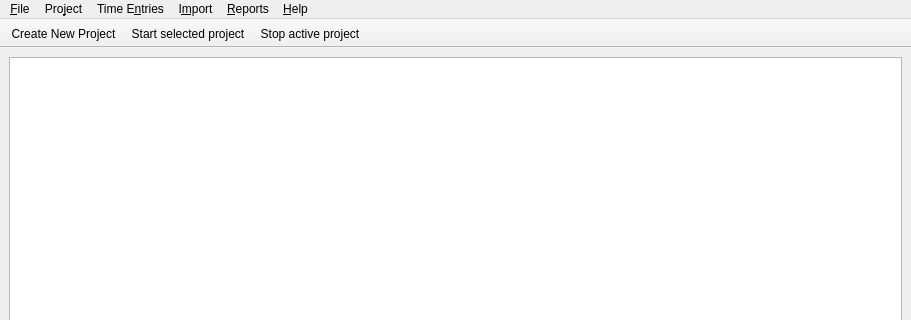
First picture: the form in source/main_window.ui, repository jansorg/tom-ui, before the edit; both pictures show x 0 to 911 and y 0 to 320 of the 911 by 772 pixel window.
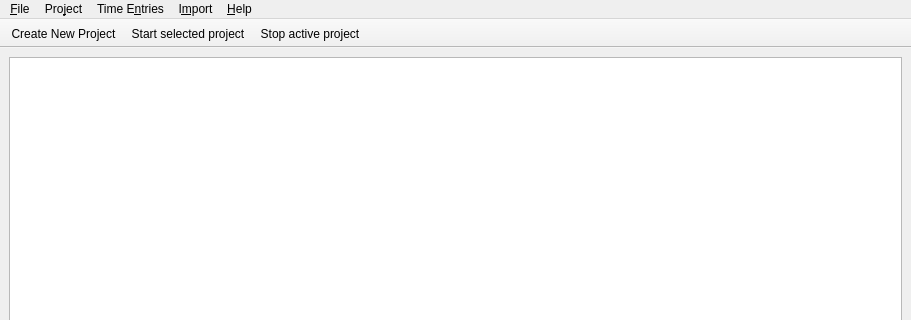
Second picture: the form after the edit. Icons and pictures are not drawn. Custom widgets are drawn as their Qt base class.

Commit message: remove menu reports for now

Diff of the .ui file:
```diff
--- a/source/main_window.ui
+++ b/source/main_window.ui
@@ -158,17 +158,10 @@
     </property>
     <addaction name="actionTimeEntryRemove"/>
    </widget>
-   <widget class="QMenu" name="menuReports">
-    <property name="title">
-     <string>&amp;Reports</string>
-    </property>
-    <addaction name="actionReportCreate"/>
-   </widget>
    <addaction name="menuFile"/>
    <addaction name="menuProject"/>
    <addaction name="menuTracked_Items"/>
    <addaction name="menuImport"/>
-   <addaction name="menuReports"/>
    <addaction name="menu_Help"/>
   </widget>
   <widget class="QToolBar" name="toolBar">
```
Left out of the diff: 2 changed lines with no effect on the pictures. The commit also changes 1 other file.
